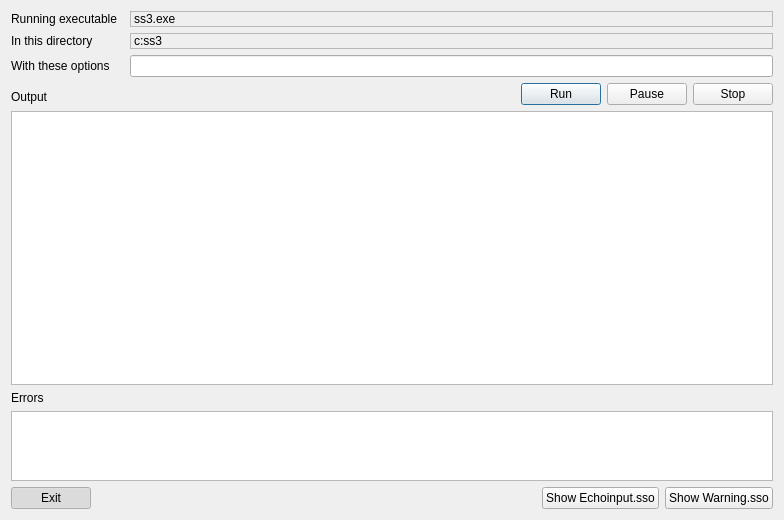
Qt form src/dialog_run.ui (nmfs-ost/ss3-ssi) before a commit.
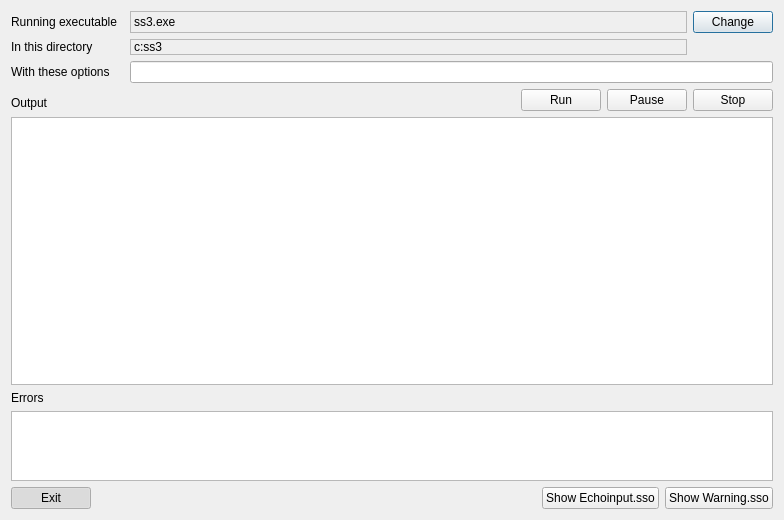
The same form after that commit. Icons and pictures are not drawn.

```diff
--- a/src/dialog_run.ui
+++ b/src/dialog_run.ui
@@ -81,7 +81,14 @@
        </property>
       </widget>
      </item>
-     <item row="2" column="1">
+     <item row="0" column="2">
+      <widget class="QPushButton" name="pushButton_changeExe">
+       <property name="text">
+        <string>Change</string>
+       </property>
+      </widget>
+     </item>
+     <item row="2" column="1" colspan="2">
       <widget class="QLineEdit" name="lineEdit_options"/>
      </item>
     </layout>
```
